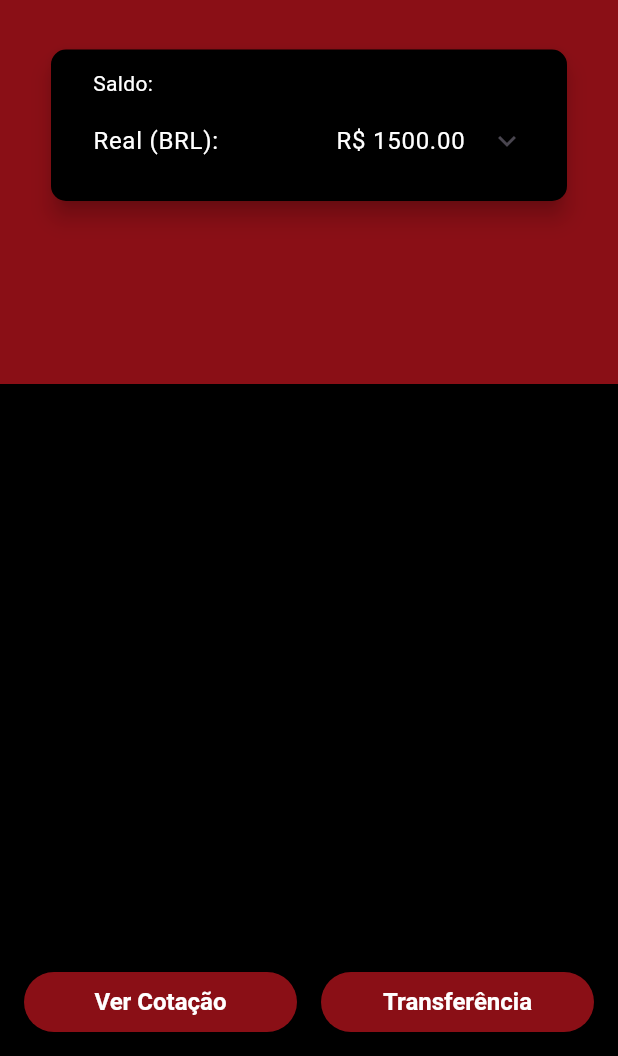
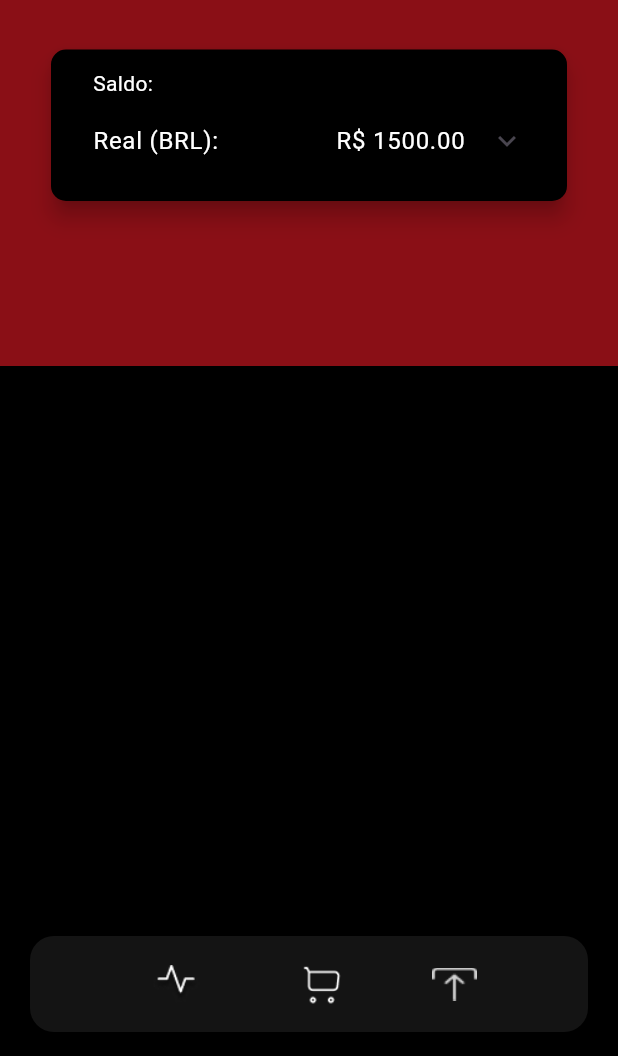
Before and after one commit to D-camara/Banco-digital, a Flutter app: the PrincipalScreen screen opened by its route, on a phone screen of 412 x 824 dp, the part 180-1236 px from its top. Run offline on Flutter 3.47's test engine with Material 3 defaults, Android fonts, the phone set to English and light mode, and no system bars; our stand-ins replace share_plus.

Commit message:
Feat: adicionei icones de navegação em baixo

```diff
--- a/lib/screens/principal.dart
+++ b/lib/screens/principal.dart
@@ -221,24 +221,42 @@ class _PrincipalScreenState extends State<PrincipalScreen> {
       bottomNavigationBar: Container(
         color: const Color.fromARGB(255, 0, 0, 0),
         padding: const EdgeInsets.symmetric(horizontal: 16, vertical: 12),
-        child: Row(
-          children: [
-            Expanded(
-              child: ElevatedButton(
-                style: botaoPreto,
-                onPressed: _abrirCotacao,
-                child: const Text('Ver Cotação'),
-              ),
+        child: Card(
+          color: Colors.white.withOpacity(0.08), // Card de fundo translúcido
+          elevation: 4,
+          shape: RoundedRectangleBorder(
+            borderRadius: BorderRadius.circular(16),
+          ),
+          child: Padding(
+            padding: const EdgeInsets.symmetric(horizontal: 24, vertical: 8),
+            child: Row(
+              mainAxisAlignment: MainAxisAlignment.spaceEvenly,
+              children: [
+                // Botão de Cotação com imagem
+                IconButton(
+                  icon: Image.asset(
+                    'assets/cotacao.png',
+                    height: 32,
+                    width: 32,
+                  ),
+                  onPressed: _abrirCotacao,
+                  tooltip: 'Cotação',
+                ),
+                // Botão de Transferência com imagem
+                IconButton(
+                  icon: Image.asset('assets/cart.png', height: 32, width: 32),
+                  onPressed: _abrirTransferencia,
+                  tooltip: 'Transferência',
+                ),
+                // Nova imagem adicionada
+                Image.asset(
+                  'assets/transf.png', // Substitua pelo nome correto do seu asset
+                  height: 32,
+                  width: 32,
+                ),
+              ],
             ),
-            const SizedBox(width: 16),
-            Expanded(
-              child: ElevatedButton(
-                style: botaoPreto,
-                onPressed: _abrirTransferencia,
-                child: const Text('Transferência'),
-              ),
-            ),
-          ],
+          ),
         ),
       ),
     );
```
Also changed, not shown: assets/cart.png (added), assets/cotacao.png (added), assets/home.png (added), assets/transf.png (added).
